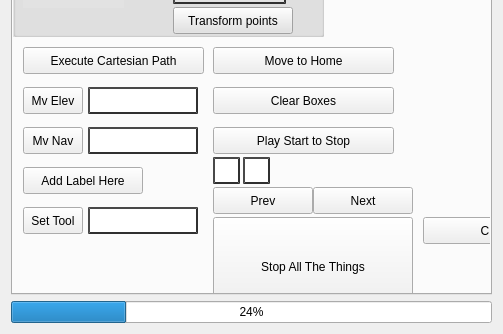
Above: moveit_cartesian_plan_plugin/src/widgets/path_planning_widget.ui from peanut-robotics/fermi before the change; both pictures show x 0 to 503 and y 310 to 644 of the 503 by 644 pixel window. Below: the same form after it.
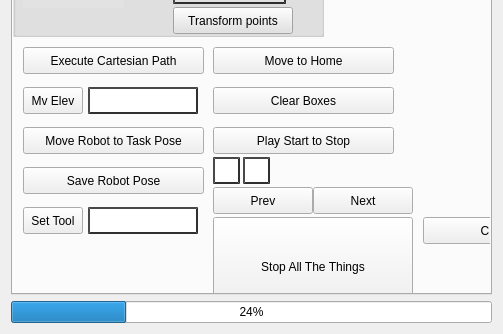
That is the form after the change. The open tabs and pages were chosen to show the change.

Commit message: Change button names

The edit to the form file:
```diff
--- a/moveit_cartesian_plan_plugin/src/widgets/path_planning_widget.ui
+++ b/moveit_cartesian_plan_plugin/src/widgets/path_planning_widget.ui
@@ -400,12 +400,12 @@
 								<rect>
 									<x>10</x>
 									<y>400</y>
-									<width>60</width>
+									<width>181</width>
 									<height>27</height>
 								</rect>
 							</property>
 							<property name="text">
-								<string>Mv Nav</string>
+								<string>Move Robot to Task Pose</string>
 							</property>
 						</widget>
 						<widget class="QPushButton" name="add_lbl_here">
@@ -413,12 +413,12 @@
 								<rect>
 									<x>10</x>
 									<y>440</y>
-									<width>120</width>
+									<width>181</width>
 									<height>27</height>
 								</rect>
 							</property>
 							<property name="text">
-								<string>Add Label Here</string>
+								<string>Save Robot Pose</string>
 							</property>
 						</widget>
 						<widget class="QLineEdit" name="el_lbl">
@@ -436,21 +436,6 @@
 								</rect>
 							</property>
 						</widget>
-						<widget class="QLineEdit" name="nav_lbl">
-							<property name="styleSheet">
-								<string notr="true">border-style: outset;
-											border-width: 2px;
-											border-color :rgb(48, 48, 48)</string>
-							</property>
-							<property name="geometry">
-								<rect>
-									<x>75</x>
-									<y>400</y>
-									<width>110</width>
-									<height>27</height>
-								</rect>
-							</property>
-						</widget>
 						<widget class="QPushButton" name="set_tool_btn">
 							<property name="geometry">
 								<rect>
```
Left out of the diff: 4 changed lines with no effect on the pictures. The commit also changes 2 other files.
